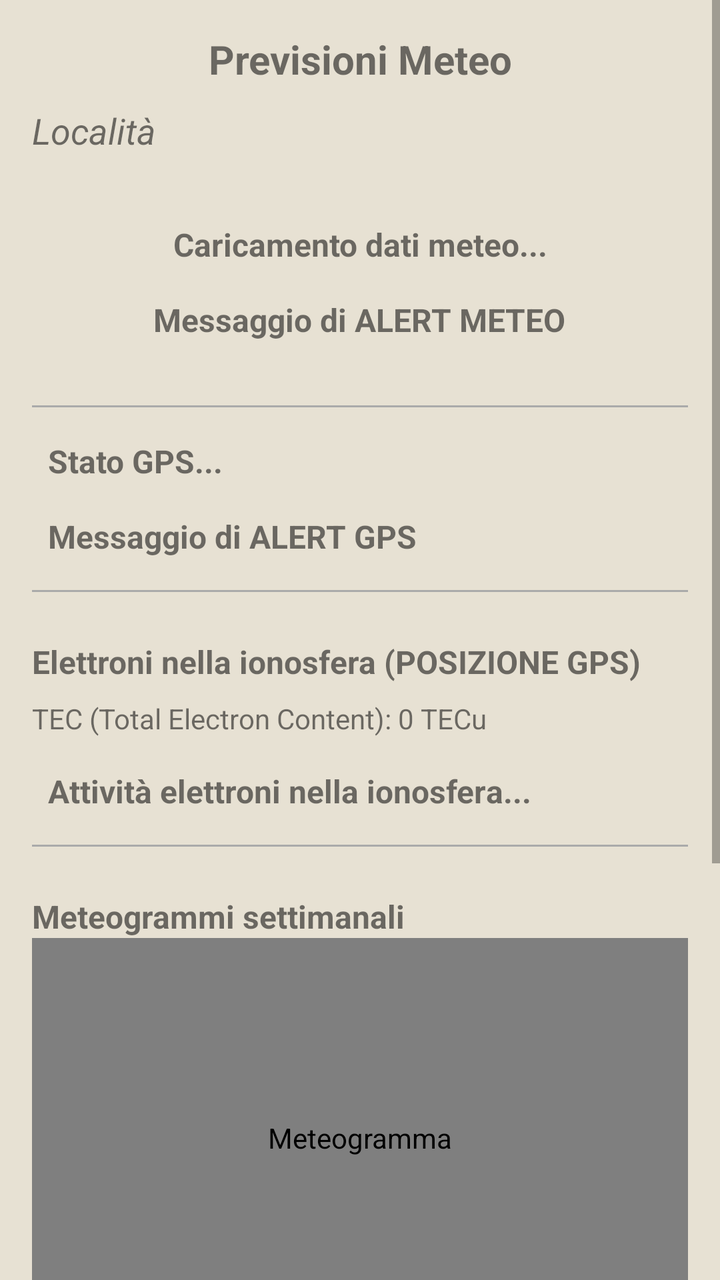
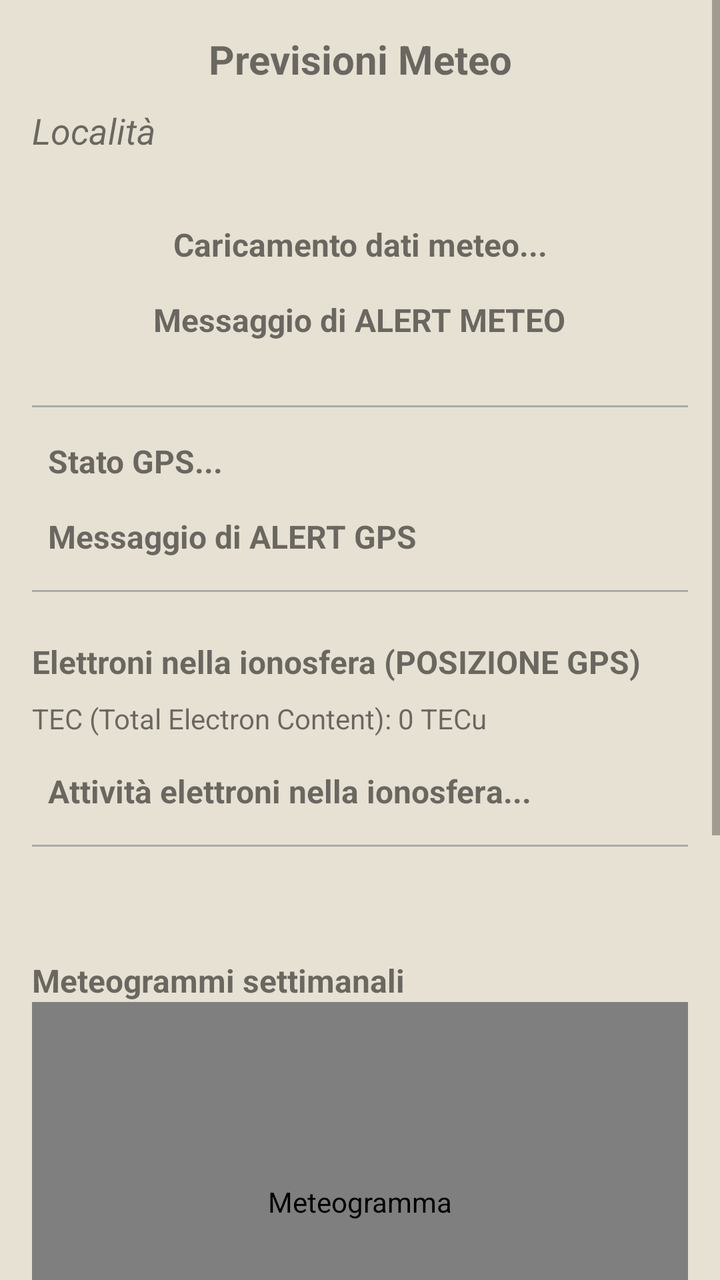

Two renders of the same Android screen: before a commit and after it. Below are the layout's source before the change and the commit's diff.
<!-- AndroidManifest.xml: application theme Theme.AppCompat.Light -->
<!-- res/layout/activity_weather_forecast.xml -->
<androidx.constraintlayout.widget.ConstraintLayout
    xmlns:android="http://schemas.android.com/apk/res/android"
    android:layout_width="match_parent"
    android:layout_height="match_parent"
    android:fitsSystemWindows="true">


    <ScrollView xmlns:android="http://schemas.android.com/apk/res/android"
        android:layout_width="match_parent"
        android:layout_height="match_parent"
        android:clipToPadding="false">

        <LinearLayout xmlns:android="http://schemas.android.com/apk/res/android"
            android:layout_width="match_parent"
            android:layout_height="match_parent"
            android:orientation="vertical"
            android:background="#e7e1d3"
            android:padding="16dp">

            <TextView
                android:id="@+id/weather_title"
                android:layout_width="match_parent"
                android:layout_height="wrap_content"
                android:text="Previsioni Meteo"
                android:textSize="20sp"
                android:textStyle="bold"
                android:gravity="center"
                android:paddingBottom="10dp"/>

            <TextView
                android:id="@+id/weather_location"
                android:layout_width="wrap_content"
                android:layout_height="wrap_content"
                android:text="Località"
                android:textSize="18sp"
                android:textStyle="italic"
                android:gravity="center"
                android:layout_below="@+id/weather_title"
                android:layout_centerHorizontal="true"
                android:paddingBottom="10dp"/>

            <ProgressBar
                android:id="@+id/weatherProgressBar"
                android:layout_width="wrap_content"
                android:layout_height="wrap_content"
                android:layout_below="@id/weather_location"
                android:layout_centerHorizontal="true"
                android:gravity="center"
                android:visibility="gone"/>

            <LinearLayout
                android:layout_width="match_parent"
                android:layout_height="wrap_content"
                android:orientation="vertical"
                android:padding="16dp"
                android:gravity="center_horizontal">

                <TextView
                    android:id="@+id/weather_details"
                    android:layout_width="match_parent"
                    android:layout_height="wrap_content"
                    android:text="Caricamento dati meteo..."
                    android:textSize="16sp"
                    android:textStyle="bold"
                    android:padding="8dp"
                    android:gravity="center" />

                <TextView
                    android:id="@+id/alertTextView"
                    android:layout_width="wrap_content"
                    android:layout_height="wrap_content"
                    android:text="Messaggio di ALERT METEO"
                    android:textStyle="bold"
                    android:gravity="center"
                    android:textSize="16sp"
                    android:padding="8dp" />
            </LinearLayout>


            <View
                android:layout_width="match_parent"
                android:layout_height="1dp"
                android:background="@android:color/darker_gray"
                android:layout_marginVertical="8dp" />

            <TextView
                android:id="@+id/gpsStatusTextView"
                android:layout_width="wrap_content"
                android:layout_height="wrap_content"
                android:text="Stato GPS..."
                android:textStyle="bold"
                android:textSize="16sp"
                android:padding="8dp" />

            <TextView
                android:id="@+id/gpsalertTextView"
                android:layout_width="wrap_content"
                android:layout_height="wrap_content"
                android:text="Messaggio di ALERT GPS"
                android:textStyle="bold"
                android:textSize="16sp"
                android:gravity="center"
                android:padding="8dp" />

            <View
                android:layout_width="match_parent"
                android:layout_height="1dp"
                android:background="@android:color/darker_gray"
                android:layout_marginVertical="8dp" />

            
            <TextView
                android:id="@+id/tecTitleTextView"
                android:layout_width="wrap_content"
                android:layout_height="wrap_content"
                android:text="Elettroni nella ionosfera (POSIZIONE GPS)"
                android:textSize="16sp"
                android:textStyle="bold"
                android:gravity="center"
                android:layout_marginTop="16dp"/>

            <TextView
                android:id="@+id/tecValueTextView"
                android:layout_width="wrap_content"
                android:layout_height="wrap_content"
                android:text="TEC (Total Electron Content): 0 TECu"
                android:textSize="14sp"
                android:layout_marginTop="8dp"/>

            
            <TextView
                android:id="@+id/tecStatusTextView"
                android:layout_width="wrap_content"
                android:layout_height="wrap_content"
                android:text="Attività elettroni nella ionosfera..."
                android:textStyle="bold"
                android:textSize="16sp"
                android:padding="8dp"
                android:gravity="center"
                android:layout_marginTop="8dp"/>

            <View
                android:layout_width="match_parent"
                android:layout_height="1dp"
                android:background="@android:color/darker_gray"
                android:layout_marginVertical="8dp" />

            

            <TextView
                android:id="@+id/weather_meteogram"
                android:layout_width="wrap_content"
                android:layout_height="wrap_content"
                android:text="Meteogrammi settimanali"
                android:textSize="16sp"
                android:textStyle="bold"
                android:layout_marginTop="16dp"/>

            <com.github.chrisbanes.photoview.PhotoView
                android:id="@+id/weather_meteogramOne_general"
                android:layout_width="match_parent"
                android:layout_height="200dp"
                android:scaleType="fitCenter"
                android:contentDescription="Meteogramma"/>

            <com.github.chrisbanes.photoview.PhotoView
                android:id="@+id/weather_meteogram_general"
                android:layout_width="match_parent"
                android:layout_height="200dp"
                android:scaleType="fitCenter"
                android:contentDescription="Meteogramma"/>

            <Button
                android:id="@+id/close_weather_button"
                android:layout_width="match_parent"
                android:layout_height="wrap_content"
                android:text="Chiudi"
                android:layout_marginTop="16dp"/>
        </LinearLayout>
    </ScrollView>
</androidx.constraintlayout.widget.ConstraintLayout>
<!-- resources referenced by this layout -->
<resources>

</resources>

<!-- the commit's change to res/layout/activity_weather_forecast.xml (unified diff, before → after) -->
@@ -145,6 +145,13 @@
                 android:background="@android:color/darker_gray"
                 android:layout_marginVertical="8dp" />
 
+            <androidx.recyclerview.widget.RecyclerView
+                android:id="@+id/hourlyWeatherRecyclerView"
+                android:layout_width="match_parent"
+                android:layout_height="wrap_content"
+                android:padding="8dp"
+                android:layout_marginTop="16dp"/>
+
             
 
             <TextView
